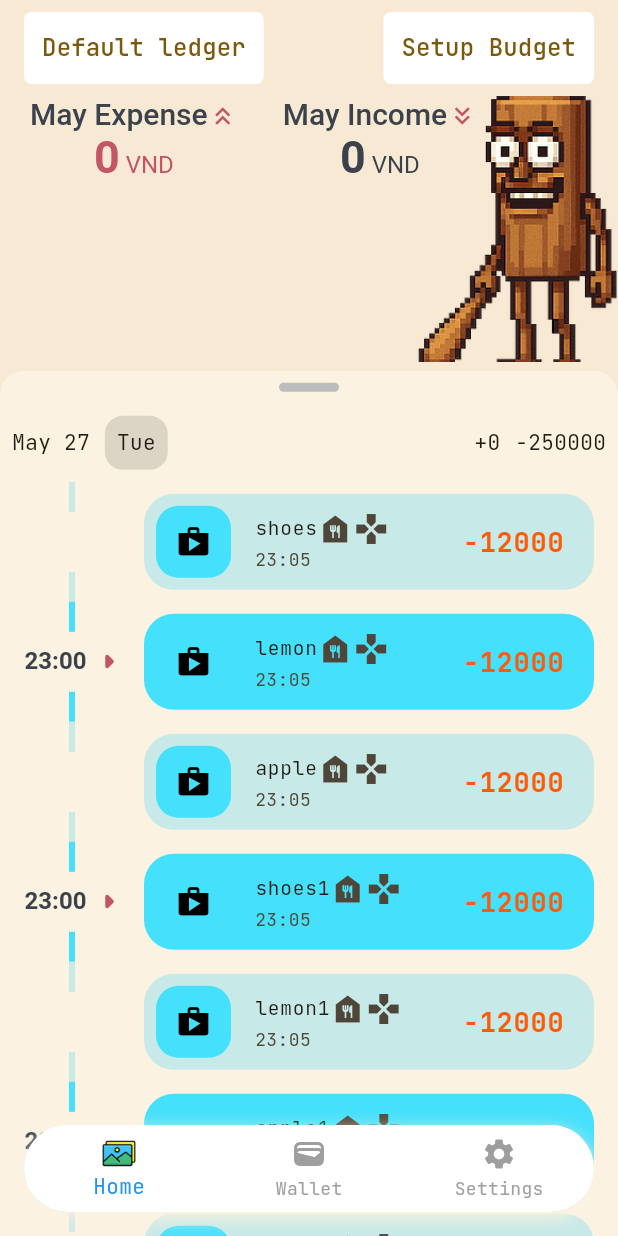
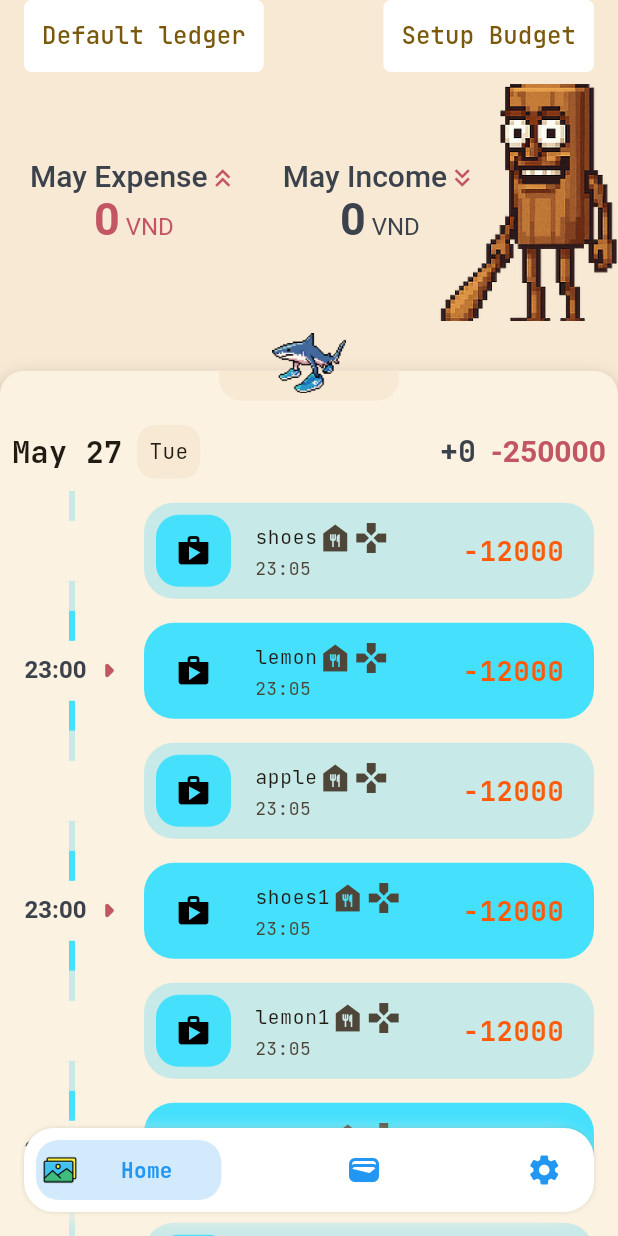
Before and after one commit to toanlemanh/expense_tracker, a Flutter app: the screen it shows after launch, on a phone screen of 412 x 824 dp. Run offline on Flutter 3.47's test engine with Material 3 defaults, Android fonts, the phone set to English and light mode, and no system bars; drawn by our look-alikes of timeline_tile; our stand-ins replace dio, go_router, mobx, sqflite; accounts and stored records are empty; generated files the repository leaves out were written again.

Commit message:
feat: customise bottom navy bar

```diff
--- /dev/null
+++ b/lib/core/widgets/bottom_navy_bar.dart
@@ -0,0 +1,307 @@
+import 'package:flutter/material.dart';
+
+/// A beautiful and animated bottom navigation that paints a rounded shape
+/// around its [items] to provide a wonderful look.
+///
+/// Update [selectedIndex] to change the selected item.
+/// [selectedIndex] is required and must not be null.
+class BottomNavyBar extends StatelessWidget {
+  BottomNavyBar({
+    Key? key,
+    this.selectedIndex = 0,
+    this.showElevation = true,
+    this.iconSize = 24,
+    this.backgroundColor,
+    this.shadowColor = Colors.black12,
+    this.itemCornerRadius = 15,
+    this.containerHeight = 56,
+    this.blurRadius = 2,
+    this.spreadRadius = 0,
+    this.borderRadius,
+    this.shadowOffset = Offset.zero,
+    this.itemPadding = const EdgeInsets.symmetric(horizontal: 4),
+    this.animationDuration = const Duration(milliseconds: 270),
+    this.mainAxisAlignment = MainAxisAlignment.spaceBetween,
+    this.showInactiveTitle = false,
+    required this.items,
+    required this.onItemSelected,
+    this.curve = Curves.linear,
+  }) : assert(items.length >= 2 && items.length <= 5),
+       super(key: key);
+
+  /// The selected item is index. Changing this property will change and animate
+  /// the item being selected. Defaults to zero.
+  final int selectedIndex;
+
+  /// The icon size of all items. Defaults to 24.
+  final double iconSize;
+
+  /// The background color of the navigation bar. It defaults to
+  /// [ThemeData.BottomAppBarTheme.color] if not provided.
+  final Color? backgroundColor;
+
+  /// Defines the shadow color of the navigation bar. Defaults to [Colors.black12].
+  final Color shadowColor;
+
+  /// Whether this navigation bar should show a elevation. Defaults to true.
+  final bool showElevation;
+
+  /// Use this to change the item's animation duration. Defaults to 270ms.
+  final Duration animationDuration;
+
+  /// Defines the appearance of the buttons that are displayed in the bottom
+  /// navigation bar. This should have at least two items and five at most.
+  final List<BottomNavyBarItem> items;
+
+  /// A callback that will be called when a item is pressed.
+  final ValueChanged<int> onItemSelected;
+
+  /// Defines the alignment of the items.
+  /// Defaults to [MainAxisAlignment.spaceBetween].
+  final MainAxisAlignment mainAxisAlignment;
+
+  /// The [items] corner radius, if not set, it defaults to 50.
+  final double itemCornerRadius;
+
+  /// Defines the bottom navigation bar height. Defaults to 56.
+  final double containerHeight;
+
+  /// Used to configure the blurRadius of the [BoxShadow]. Defaults to 2.
+  final double blurRadius;
+
+  /// Used to configure the spreadRadius of the [BoxShadow]. Defaults to 0.
+  final double spreadRadius;
+
+  /// Used to configure the offset of the [BoxShadow]. Defaults to null.
+  final Offset shadowOffset;
+
+  /// Used to configure the borderRadius of the [BottomNavyBar]. Defaults to null.
+  final BorderRadiusGeometry? borderRadius;
+
+  /// Used to configure the padding of the [BottomNavyBarItem] [items].
+  /// Defaults to EdgeInsets.symmetric(horizontal: 4).
+  final EdgeInsets itemPadding;
+
+  /// Used to configure the animation curve. Defaults to [Curves.linear].
+  final Curve curve;
+
+  /// Whether this navigation bar should show a Inactive titles. Defaults to false.
+  final bool showInactiveTitle;
+
+  @override
+  Widget build(BuildContext context) {
+    final bgColor =
+        backgroundColor ??
+        (Theme.of(context).bottomAppBarTheme.color ?? Colors.white);
+
+    return Container(
+      padding: EdgeInsets.all(8.0),
+      decoration: BoxDecoration(
+        color: bgColor,
+        boxShadow: [
+          if (showElevation)
+            BoxShadow(
+              color: shadowColor,
+              blurRadius: blurRadius,
+              spreadRadius: spreadRadius,
+              offset: shadowOffset,
+            ),
+        ],
+        borderRadius: borderRadius,
+      ),
+      child: Container(
+        width: double.infinity,
+        height: 40,
+        child: Row(
+          mainAxisAlignment: mainAxisAlignment,
+          children:
+              items.map((item) {
+                var index = items.indexOf(item);
+                return GestureDetector(
+                  onTap: () => onItemSelected(index),
+                  child: _ItemWidget(
+                    item: item,
+                    iconSize: iconSize,
+                    isSelected: index == selectedIndex,
+                    backgroundColor: bgColor,
+                    itemCornerRadius: itemCornerRadius,
+                    animationDuration: animationDuration,
+                    itemPadding: itemPadding,
+                    curve: curve,
+                    showInactiveTitle: showInactiveTitle,
+                  ),
+                );
+              }).toList(),
+        ),
+      ),
+    );
+  }
+}
+
+class _ItemWidget extends StatelessWidget {
+  final double iconSize;
+  final bool isSelected;
+  final BottomNavyBarItem item;
+  final Color backgroundColor;
+  final double itemCornerRadius;
+  final Duration animationDuration;
+  final EdgeInsets itemPadding;
+  final Curve curve;
+  final bool showInactiveTitle;
+
+  const _ItemWidget({
+    Key? key,
+    required this.iconSize,
+    required this.isSelected,
+    required this.item,
+    required this.backgroundColor,
+    required this.itemCornerRadius,
+    required this.animationDuration,
+    required this.itemPadding,
+    required this.showInactiveTitle,
+    this.curve = Curves.linear,
+  }) : super(key: key);
+
+  @override
+  Widget build(BuildContext context) {
+    Semantics semantic = Semantics(
+      container: true,
+      selected: isSelected,
+      child: AnimatedContainer(
+        width:
+            (showInactiveTitle)
+                ? ((isSelected)
+                    ? MediaQuery.of(context).size.width * 0.25
+                    : MediaQuery.of(context).size.width * 0.2)
+                : ((isSelected)
+                    ? MediaQuery.of(context).size.width * 0.3
+                    : MediaQuery.of(context).size.width * 0.1),
+        height: double.maxFinite,
+        duration: animationDuration,
+        curve: curve,
+        decoration: BoxDecoration(
+          color:
+              isSelected
+                  ? (item.activeBackgroundColor ??
+                      item.activeColor.withOpacity(0.2))
+                  : backgroundColor,
+          borderRadius: BorderRadius.circular(itemCornerRadius),
+        ),
+        child: SingleChildScrollView(
+          scrollDirection: Axis.horizontal,
+          physics: NeverScrollableScrollPhysics(),
+          child: Container(
+            width:
+                (showInactiveTitle)
+                    ? ((isSelected)
+                        ? MediaQuery.of(context).size.width * 0.25
+                        : MediaQuery.of(context).size.width * 0.2)
+                    : ((isSelected)
+                        ? MediaQuery.of(context).size.width * 0.3
+                        : MediaQuery.of(context).size.width * 0.1),
+            padding: EdgeInsets.symmetric(horizontal: 4),
+            child: Row(
+              mainAxisSize: MainAxisSize.max,
+              mainAxisAlignment: MainAxisAlignment.start,
+              crossAxisAlignment: CrossAxisAlignment.center,
+              children: [
+                IconTheme(
+                  data: IconThemeData(
+                    size: iconSize,
+                    color:
+                        isSelected
+                            ? item.activeColor.withOpacity(1)
+                            : item.inactiveColor == null
+                            ? item.activeColor
+                            : item.inactiveColor,
+                  ),
+                  child: item.icon,
+                ),
+                if (showInactiveTitle)
+                  Flexible(
+                    child: Container(
+                      padding: itemPadding,
+                      child: DefaultTextStyle.merge(
+                        style: TextStyle(
+                          color: item.activeTextColor ?? item.activeColor,
+                          fontWeight: FontWeight.bold,
+                        ),
+                        maxLines: 1,
+                        textAlign: item.textAlign,
+                        overflow: TextOverflow.ellipsis,
+                        child: item.title,
+                      ),
+                    ),
+                  )
+                else if (isSelected)
+                  Flexible(
+                    child: Container(
+                      padding: itemPadding,
+                      child: DefaultTextStyle.merge(
+                        style: TextStyle(
+                          color: item.activeColor,
+                          fontWeight: FontWeight.bold,
+                        ),
+                        maxLines: 1,
+                        textAlign: item.textAlign,
+                        overflow: TextOverflow.ellipsis,
+                        child: item.title,
+                      ),
+                    ),
+                  ),
+              ],
+            ),
+          ),
+        ),
+      ),
+    );
+    return item.tooltipText == null
+        ? semantic
+        : Tooltip(message: item.tooltipText!, child: semantic);
+  }
+}
+
+/// The [BottomNavyBar.items] definition.
+class BottomNavyBarItem {
+  BottomNavyBarItem({
+    required this.icon,
+    required this.title,
+    this.activeColor = Colors.blue,
+    this.textAlign,
+    this.inactiveColor,
+    this.activeTextColor,
+    this.activeBackgroundColor,
+    this.tooltipText,
+  });
+
+  /// Defines this item's icon which is placed in the right side of the [title].
+  final Widget icon;
+
+  /// Defines this item's title which placed in the left side of the [icon].
+  final Widget title;
+
+  /// The [icon] and [title] color defined when this item is selected. Defaults
+  /// to [Colors.blue].
+  final Color activeColor;
+
+  /// The [icon] and [title] color defined when this item is not selected.
+  final Color? inactiveColor;
+
+  /// The alignment for the [title].
+  ///
+  /// This will take effect only if [title] it a [Text] widget.
+  final TextAlign? textAlign;
+
+  /// The [title] color with higher priority than [activeColor]
+  ///
+  /// Will fallback to [activeColor] when null
+  final Color? activeTextColor;
+
+  /// The [BottomNavyBarItem] background color when active.
+  ///
+  /// Will fallback to [activeColor] with opacity 0.2 when null
+  final Color? activeBackgroundColor;
+
+  /// Will show a tooltip for the item if provided.
+  final String? tooltipText;
+}
--- a/lib/main.dart
+++ b/lib/main.dart
@@ -1,13 +1,16 @@
+
 import 'package:expense_tracker/core/colors/app_colors.dart';
 import 'package:expense_tracker/core/data/local/sqflite/sqflite_client.dart';
 import 'package:expense_tracker/core/data/network/dio_client.dart';
 import 'package:expense_tracker/core/routing/app_routes.dart';
+import 'package:expense_tracker/core/widgets/bottom_navy_bar.dart';
 import 'package:expense_tracker/core/widgets/expense_indicator.dart';
 import 'package:expense_tracker/core/widgets/income_indicator.dart';
 import 'package:expense_tracker/features/asset/service/asset_service.dart';
 import 'package:expense_tracker/features/asset/viewmodel/asset_store.dart';
 import 'package:expense_tracker/presentation/expense_list/expense_list_page.dart';
 import 'package:expense_tracker/presentation/layout/single_scrollable_sheet.dart';
+import 'package:expense_tracker/presentation/main_indicator_section/main_indicator_section.dart';
 import 'package:expense_tracker/presentation/statistic/money_statistic_page.dart';
 import 'package:flutter/material.dart';
 import 'package:go_router/go_router.dart';
@@ -27,7 +30,7 @@ void main() async {
       providers: [
         Provider<AssetStore>(
           create: (_) => AssetStore(assetService),
-          lazy: false, // comment cái này để disable lazy loading
+          //lazy: false, // comment cái này để disable lazy loading
         ),
       ],
       child: const MyApp(),
@@ -67,35 +70,49 @@ class MainScaffold extends StatefulWidget {
 
 class _MainScaffoldState extends State<MainScaffold>
     with SingleTickerProviderStateMixin {
-  int _getIndex(BuildContext context) {
-    final location = GoRouterState.of(context).uri.toString();
-    if (location.startsWith(AppRoutes.home.path)) {
-      return 0;
-    } else if (location.startsWith(AppRoutes.wallet.path)) {
-      return 1;
-    } else if (location.startsWith(AppRoutes.setting.path)) {
-      return 2;
-    }
-    return 0;
-  }
+  int _currentIndex = 0;
+  late PageController pageController;
 
-  void _onTap(BuildContext context, int index) {
-    final destinations = [
-      AppRoutes.home.path,
-      AppRoutes.wallet.path,
-      AppRoutes.setting.path,
-    ];
-
-    // điều hướng sang các trang khác nhờ vào index
-    print('điều hướng sang các trang khác nhờ vào index');
-    context.go(destinations[index]);
+  @override
+  void initState() {
+    super.initState();
+    pageController = PageController();
   }
 
   @override
+  void dispose() {
+    pageController.dispose();
+    super.dispose();
+  }
+
+  // int _getIndex(BuildContext context) {
+  //   final location = GoRouterState.of(context).uri.toString();
+  //   if (location.startsWith(AppRoutes.home.path)) {
+  //     return 0;
+  //   } else if (location.startsWith(AppRoutes.wallet.path)) {
+  //     return 1;
+  //   } else if (location.startsWith(AppRoutes.setting.path)) {
+  //     return 2;
+  //   }
+  //   return 0;
+  // }
+
+  // void _onTap(BuildContext context, int index) {
+  //   final destinations = [
+  //     AppRoutes.home.path,
+  //     AppRoutes.wallet.path,
+  //     AppRoutes.setting.path,
+  //   ];
+
+  //   // điều hướng sang các trang khác nhờ vào index
+  //   print('điều hướng sang các trang khác nhờ vào index');
+  //   context.go(destinations[index]);
+  // }
+
+  @override
   Widget build(BuildContext context) {
-    final currentIndex = _getIndex(context);
+    // final currentIndex = _getIndex(context);
     final screenHeight = MediaQuery.of(context).size.height;
-    final pageController = PageController();
 
     return Scaffold(
       backgroundColor: appColors['background']!,
@@ -106,31 +123,29 @@ class _MainScaffoldState extends State<MainScaffold>
             top: 0,
             left: 0,
             right: 0,
-            height: screenHeight * 0.32,
+            height: screenHeight * 0.3,
             child: _buildTopBar(),
           ),
-          //_buildTopBar(),
-
           // Page content
           PageView(
+            controller: pageController,
             scrollDirection: Axis.horizontal,
             onPageChanged: (int page) {
-              _onTap(context, page);
+              setState(() => _currentIndex = page);
             },
-            controller: pageController,
             children: [
               SingleScrollableSheet(child: ExpenseListPage()),
               SingleScrollableSheet(child: ExpenseStatisticPage()),
               SingleScrollableSheet(child: ExpenseListPage()),
             ],
           ),
-
           // Floating BottomNavigationBar
           Positioned(
             left: 16,
             right: 16,
             bottom: 16,
             child: Container(
+              padding: EdgeInsets.all(0),
               decoration: BoxDecoration(
                 color: Colors.white,
                 borderRadius: BorderRadius.circular(30),
@@ -142,35 +157,41 @@ class _MainScaffoldState extends State<MainScaffold>
                   ),
                 ],
               ),
-              child: ClipRRect(
-                borderRadius: BorderRadius.circular(30),
-                child: BottomNavigationBar(
-                  currentIndex: currentIndex,
-                  onTap: (index) {
-                    pageController.jumpToPage(index);
+              child: BottomNavyBar(
+                borderRadius: BorderRadius.all(Radius.circular(20)),
+
+                // itemPadding: EdgeInsets.zero,
+                selectedIndex: _currentIndex,
+                onItemSelected: (index) {
+                  setState(() {
+                    _currentIndex = index;
+                    // pageController.jumpToPage(index);
+                    pageController.animateToPage(
+                      index,
+                      duration: Duration(milliseconds: 300),
+                      curve: Curves.ease,
+                    );
+                  });
                 },
-                  backgroundColor: Colors.white,
-                  selectedItemColor: Colors.blue,
-                  unselectedItemColor: Colors.grey,
-                  items: [
-                    BottomNavigationBarItem(
+                // containerHeight: 20,
+                items: <BottomNavyBarItem>[
+                  BottomNavyBarItem(
                     icon: Image.asset(
                       'assets/icons/image.png',
                       width: 24,
                       height: 24,
                     ),
-                      label: 'Home',
+                    title: Center(child: Text('Home')),
                   ),
-                    const BottomNavigationBarItem(
+                  BottomNavyBarItem(
                     icon: Icon(Icons.wallet),
-                      label: 'Wallet',
+                    title: Center(child: Text('Wallet')),
                   ),
-                    const BottomNavigationBarItem(
+                  BottomNavyBarItem(
                     icon: Icon(Icons.settings),
-                      label: 'Settings',
+                    title: Center(child: Text('Settings')),
                   ),
                 ],
-                ),
               ),
             ),
           ),
@@ -184,7 +205,7 @@ class _MainScaffoldState extends State<MainScaffold>
       child: Column(
         children: [
           Padding(
-            padding: const EdgeInsets.symmetric(horizontal: 16, vertical: 8),
+            padding: const EdgeInsets.only(left: 16, right: 16, bottom: 8),
             child: Row(
               mainAxisAlignment: MainAxisAlignment.spaceBetween,
               children: [
@@ -215,34 +236,7 @@ class _MainScaffoldState extends State<MainScaffold>
               ],
             ),
           ),
-          Stack(
-            clipBehavior: Clip.none,
-            children: [
-              Positioned(
-                child: Align(
-                  alignment: Alignment.topRight,
-                  child: Image.asset(
-                    'assets/icons/tungtungtungsahur.png',
-                    width: 135, // control size to avoid cropping
-                    fit: BoxFit.contain,
-                  ),
-                ),
-              ),
-              Column(
-                children: [
-                  Row(
-                    children: [
-                      //Section cho Expense
-                      ExpenseIndicator(),
-                      const SizedBox(width: 10),
-                      //Section cho Income
-                      IncomeIndicator(),
-                    ],
-                  ),
-                ],
-              ),
-            ],
-          ),
+          MainIndicatorSection(),
         ],
       ),
     );
--- a/lib/presentation/expense_list/expense_list_page.dart
+++ b/lib/presentation/expense_list/expense_list_page.dart
@@ -1,3 +1,4 @@
+import 'package:expense_tracker/core/colors/app_colors.dart';
 import 'package:expense_tracker/core/widgets/transaction_record.dart';
 import 'package:flutter/material.dart';
 
@@ -44,14 +45,20 @@ class ExpenseListPage extends StatelessWidget {
             children: [
               Expanded(
                 child: Row(
-                //  mainAxisAlignment: MainAxisAlignment.center,
+                  //  mainAxisAlignment: MainAxisAlignment.center,
                   children: [
-                    Text("May 27"),
+                    Text(
+                      "May 27",
+                      style: TextStyle(
+                        fontSize: 20,
+                        fontWeight: FontWeight.bold,
+                      ),
+                    ),
                     SizedBox(width: 10),
                     Container(
                       padding: EdgeInsets.all(8.0),
                       decoration: BoxDecoration(
-                        color: Colors.black12,
+                        color: appColors['background'],
                         borderRadius: BorderRadius.circular(12),
                       ),
                       child: Text('Tue'),
@@ -61,8 +68,30 @@ class ExpenseListPage extends StatelessWidget {
               ),
               Expanded(
                 child: Row(
-                 mainAxisAlignment: MainAxisAlignment.end,
-                  children: [Text('+0'), SizedBox(width: 10), Text('-250000')]),
+                  mainAxisAlignment: MainAxisAlignment.end,
+                  children: [
+                    RichText(
+                      text: TextSpan(
+                        style: TextStyle(
+                          fontSize: 20,
+                          fontFamily: 'JetBrainsMono',
+                          fontWeight: FontWeight.bold,
+                          color: appColors['astrograniteDebris'],
+                        ),
+                        children: [
+                          TextSpan(text: '+0'),
+                          WidgetSpan(child: SizedBox(width: 10)),
+                          TextSpan(
+                            text: '-250000',
+                            style: TextStyle(
+                              color: appColors['fuzzyWuzzyBrown'],
+                            ),
+                          ),
+                        ],
+                      ),
+                    ),
+                  ],
+                ),
               ),
             ],
           ),
--- a/lib/presentation/layout/single_scrollable_sheet.dart
+++ b/lib/presentation/layout/single_scrollable_sheet.dart
@@ -3,12 +3,10 @@ import 'package:flutter/material.dart';
 
 class SingleScrollableSheet extends StatelessWidget {
   final Widget child;
-  final DraggableScrollableController controller = DraggableScrollableController();
+  final DraggableScrollableController controller =
+      DraggableScrollableController();
 
-  SingleScrollableSheet({
-    super.key,
-    required this.child
-  });
+  SingleScrollableSheet({super.key, required this.child});
 
   @override
   Widget build(BuildContext context) {
@@ -22,19 +20,47 @@ class SingleScrollableSheet extends StatelessWidget {
           decoration: BoxDecoration(
             color: appColors['pannel']!,
             borderRadius: BorderRadius.vertical(top: Radius.circular(16)),
+            boxShadow: [
+              BoxShadow(
+                color: Colors.black26,
+                blurRadius: 10,
+                offset: Offset(0, 5),
+              ),
+            ],
           ),
           child: Column(
             children: [
               // Drag handle
-              Container(
-                width: 40,
-                height: 6,
-                margin: const EdgeInsets.symmetric(vertical: 8),
-                decoration: BoxDecoration(
-                  color: Colors.grey.shade400,
-                  borderRadius: BorderRadius.circular(10),
-                ),
+              Stack(
+                clipBehavior: Clip.none,
+                children: [
+                  Container(
+                    width: 120,
+                    height: 20,
+                    decoration: BoxDecoration(
+                      color: appColors['background'],
+                      borderRadius: BorderRadius.only(
+                        bottomLeft: Radius.circular(15),
+                        bottomRight: Radius.circular(15),
+                      ),
+                    ),
+                    margin: const EdgeInsets.only(bottom: 8),
+                  ),
+                  Positioned(
+                    top: -25, // Adjust as needed to overlay more/less
+                    left: 0,
+                    right: 0,
+                    child: Center(
+                      child: Image.asset(
+                        'assets/icons/tralalerotralala.png',
+                        fit: BoxFit.contain,
+                        height: 40, // Adjust as needed
+                      ),
+                    ),
+                  ),
+                ],
               ),
+
               // Content area
               Expanded(
                 child: PrimaryScrollController(
--- /dev/null
+++ b/lib/presentation/main_indicator_section/main_indicator_section.dart
@@ -0,0 +1,37 @@
+import 'package:expense_tracker/core/widgets/expense_indicator.dart';
+import 'package:expense_tracker/core/widgets/income_indicator.dart';
+import 'package:flutter/material.dart';
+class MainIndicatorSection extends StatelessWidget{
+  MainIndicatorSection({super.key});
+
+  @override
+  Widget build(BuildContext context){
+    return Stack(
+            alignment: AlignmentDirectional.center,
+            fit: StackFit.loose,
+            clipBehavior: Clip.none,
+            children: [
+              Positioned(
+                child: Align(
+                  alignment: Alignment.bottomRight,
+                  child: Image.asset(
+                    'assets/icons/tungtungtungsahur.png',
+                    width: 120, // control size to avoid cropping
+                    fit: BoxFit.contain,
+                  ),
+                ),
+              ),
+              Row(
+                mainAxisAlignment: MainAxisAlignment.start,
+                children: [
+                  //Section cho Expense
+                  ExpenseIndicator(),
+                  const SizedBox(width: 10),
+                  //Section cho Income
+                  IncomeIndicator(),
+                ],
+              ),
+            ],
+          );
+  }
+}
--- a/pubspec.yaml
+++ b/pubspec.yaml
@@ -72,6 +72,7 @@ dependencies:
   #U
   #V
   validators: ^3.0.0
+  # bottom_navy_bar: ^6.1.0
   #W
   #X
   #Y
```
Lines whose indentation alone changed are shown as unchanged.
